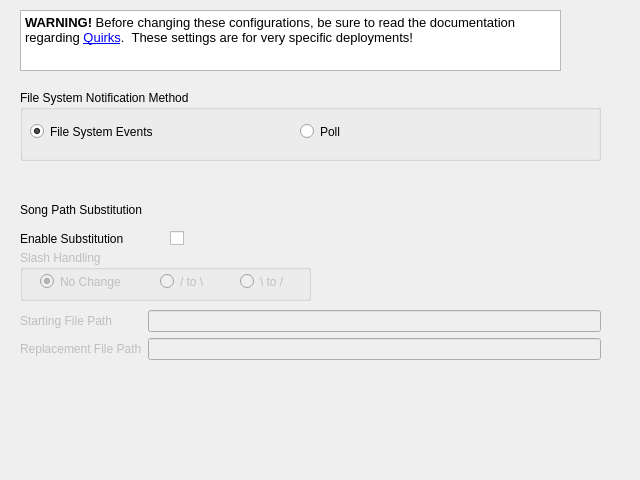
Before: the Qt Designer form nowplaying/resources/quirks_ui.ui in whatsnowplaying/whats-now-playing, drawn with Qt 5.
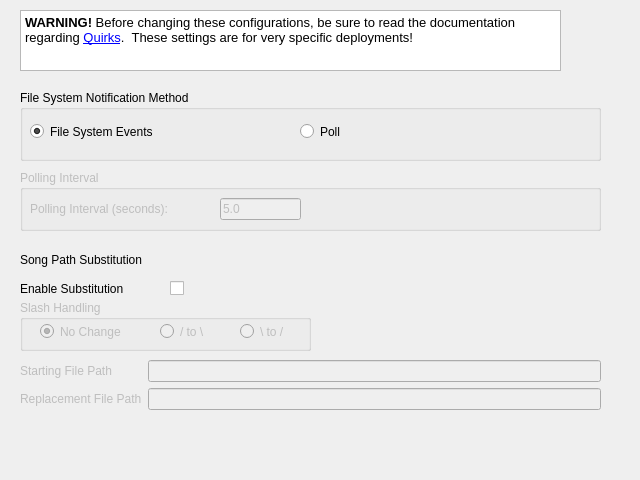
After: the same form once the commit is applied. Icons and pictures are not drawn.

The edit to the form file:
```diff
--- a/nowplaying/resources/quirks_ui.ui
+++ b/nowplaying/resources/quirks_ui.ui
@@ -62,6 +62,51 @@
     </property>
    </widget>
   </widget>
+  <widget class="QGroupBox" name="polling_interval_box">
+   <property name="enabled">
+    <bool>false</bool>
+   </property>
+   <property name="geometry">
+    <rect>
+     <x>20</x>
+     <y>170</y>
+     <width>581</width>
+     <height>61</height>
+    </rect>
+   </property>
+   <property name="title">
+    <string>Polling Interval</string>
+   </property>
+   <widget class="QLabel" name="polling_interval_label">
+    <property name="geometry">
+     <rect>
+      <x>10</x>
+      <y>30</y>
+      <width>181</width>
+      <height>17</height>
+     </rect>
+    </property>
+    <property name="text">
+     <string>Polling Interval (seconds):</string>
+    </property>
+   </widget>
+   <widget class="QLineEdit" name="polling_interval_lineedit">
+    <property name="geometry">
+     <rect>
+      <x>200</x>
+      <y>28</y>
+      <width>81</width>
+      <height>22</height>
+     </rect>
+    </property>
+    <property name="text">
+     <string>5.0</string>
+    </property>
+    <property name="placeholderText">
+     <string>5.0</string>
+    </property>
+   </widget>
+  </widget>
   <widget class="QTextBrowser" name="warning_text">
    <property name="geometry">
     <rect>
@@ -86,7 +131,7 @@
    <property name="geometry">
     <rect>
      <x>20</x>
-     <y>310</y>
+     <y>360</y>
      <width>581</width>
      <height>71</height>
     </rect>
@@ -144,7 +189,7 @@
    <property name="geometry">
     <rect>
      <x>20</x>
-     <y>200</y>
+     <y>250</y>
      <width>461</width>
      <height>20</height>
     </rect>
@@ -157,7 +202,7 @@
    <property name="geometry">
     <rect>
      <x>20</x>
-     <y>230</y>
+     <y>280</y>
      <width>127</width>
      <height>17</height>
     </rect>
@@ -170,7 +215,7 @@
    <property name="geometry">
     <rect>
      <x>170</x>
-     <y>230</y>
+     <y>280</y>
      <width>21</width>
      <height>16</height>
     </rect>
@@ -183,7 +228,7 @@
    <property name="geometry">
     <rect>
      <x>20</x>
-     <y>250</y>
+     <y>300</y>
      <width>291</width>
      <height>51</height>
     </rect>
```
Left out of the diff: 16 changed lines with no effect on the pictures.
